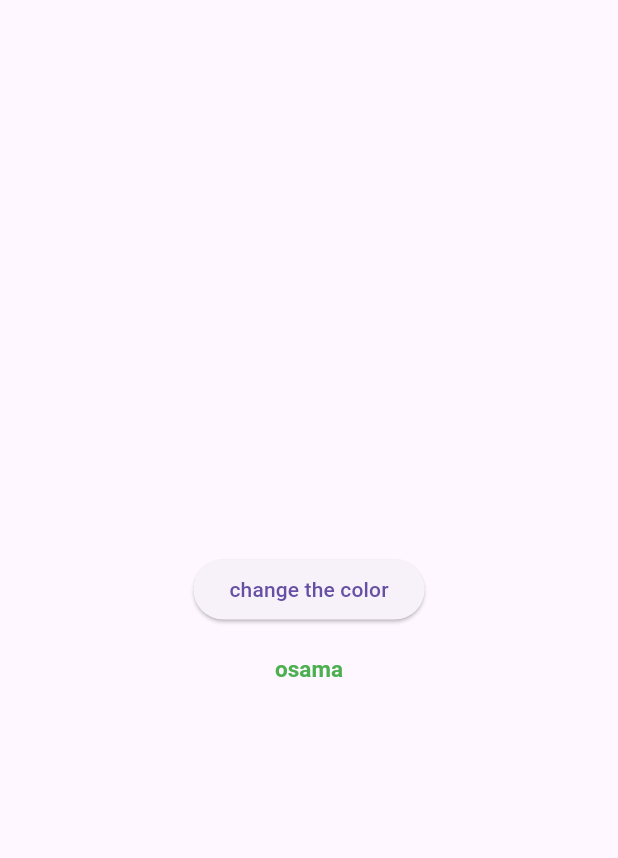
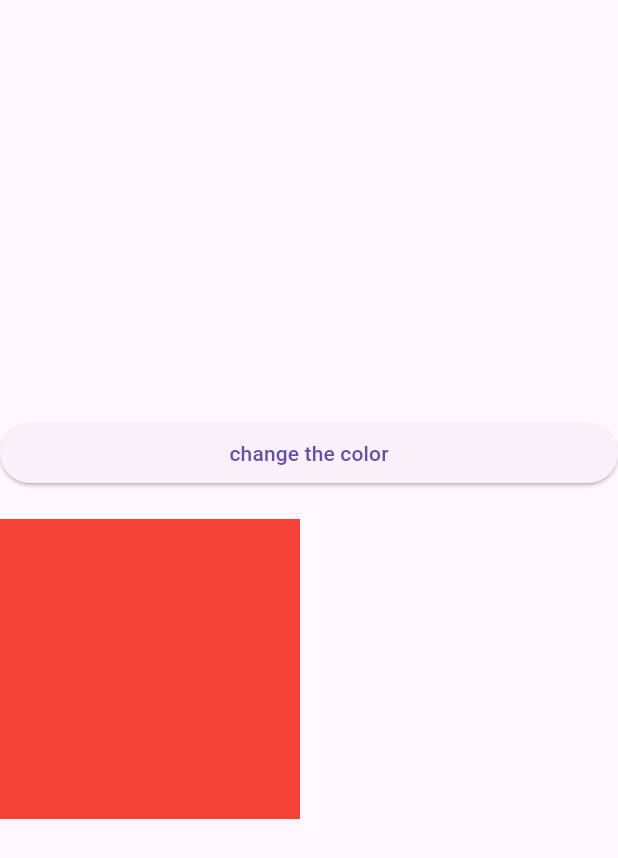
Before and after one commit to osama-ahmed-alsharabi/animation-practice, a Flutter app: the screen it shows after launch, after a tap on "change the color", on a phone screen of 412 x 824 dp. Shown: the top 858 px of the screen. Run offline on Flutter 3.47's test engine with Material 3 defaults, Android fonts, the phone set to English and light mode, and no system bars.

Commit message:
add the alignment Animated Widget

```diff
--- /dev/null
+++ b/lib/animated_widgets/align_animated_widget.dart
@@ -0,0 +1,19 @@
+import 'package:flutter/material.dart';
+
+class AlignAnimatedWidget extends StatelessWidget {
+  final AlignmentGeometry alignment;
+  const AlignAnimatedWidget({super.key, required this.alignment});
+
+  @override
+  Widget build(BuildContext context) {
+    return AnimatedAlign(
+      alignment: alignment,
+      duration: const Duration(milliseconds: 500),
+      child: Container(
+        width: 200,
+        height: 200,
+        color: Colors.red,
+      ),
+    );
+  }
+}
--- a/lib/home_view.dart
+++ b/lib/home_view.dart
@@ -1,4 +1,4 @@
-import 'package:first_animation_practice/animated_widgets/text_style_animated_widget.dart';
+import 'package:first_animation_practice/animated_widgets/align_animated_widget.dart';
 import 'package:flutter/material.dart';
 
 class HomeView extends StatefulWidget {
@@ -17,12 +17,14 @@ class _HomeViewState extends State<HomeView> {
   double fontSize = 20;
   FontWeight fontWeight = FontWeight.w500;
   bool change = false;
+  AlignmentGeometry alignment = Alignment.topLeft;
   @override
   Widget build(BuildContext context) {
     return Scaffold(
       body: SafeArea(
         child: Column(
           mainAxisAlignment: MainAxisAlignment.center,
+          crossAxisAlignment: CrossAxisAlignment.stretch,
           children: [
             ElevatedButton(
               onPressed: () {
@@ -36,6 +38,8 @@ class _HomeViewState extends State<HomeView> {
                   name = "Ahmed";
                   fontSize = 15;
                   fontWeight = FontWeight.bold;
+
+                  alignment = Alignment.topLeft;
                 } else {
                   color = Colors.red;
                   height = 200;
@@ -44,20 +48,15 @@ class _HomeViewState extends State<HomeView> {
                   name = "osama";
                   fontSize = 20;
                   fontWeight = FontWeight.w500;
+
+                  alignment = Alignment.topRight;
                 }
                 setState(() {});
               },
               child: Text("change the color"),
             ),
             SizedBox(height: 20),
-            Center(
-              child: TextStyleAnimatedWidget(
-                color: color,
-                text: "osama",
-                fontSize: fontSize,
-                fontWeight: fontWeight,
-              ),
-            ),
+            Center(child: AlignAnimatedWidget(alignment: alignment)),
           ],
         ),
       ),
```
